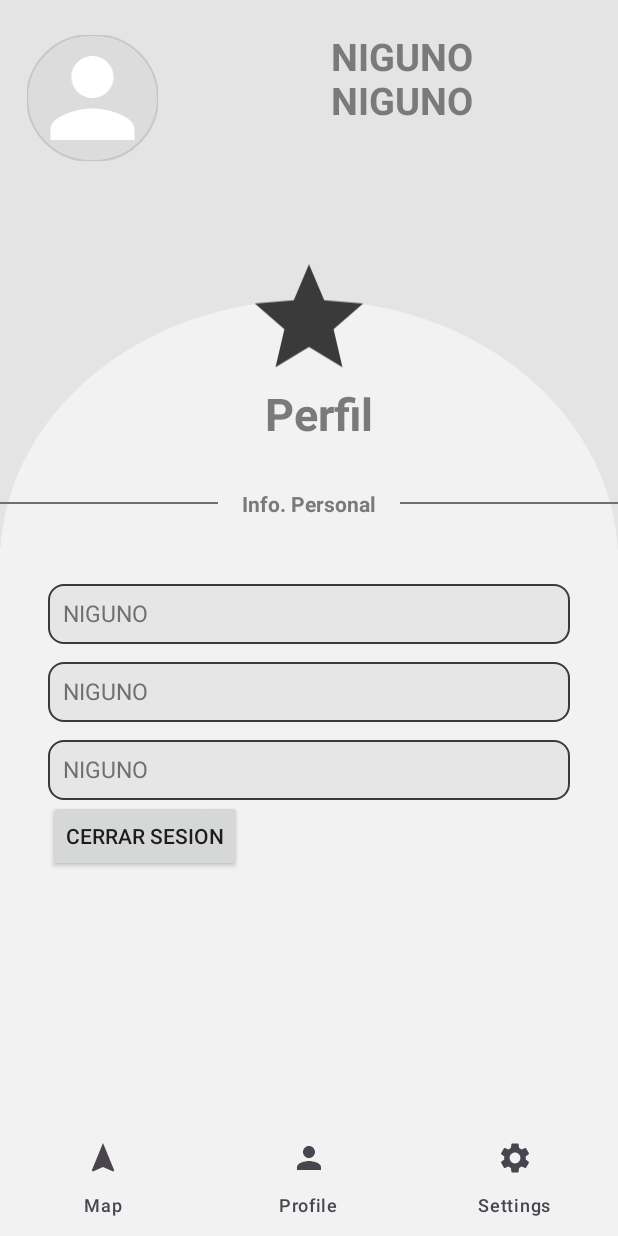
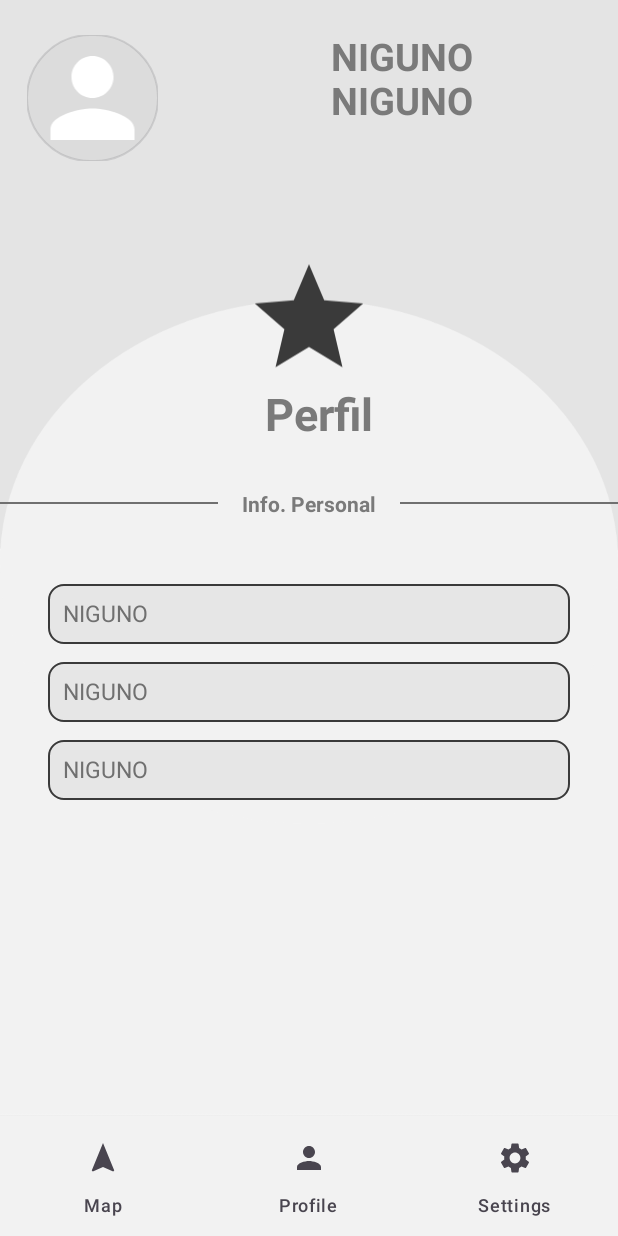
Before and after one commit to OmarReyesRmz/AppGruas, an Android app: the fragment ProfileFragment placed in its activity, on a phone screen of 412 x 824 dp. Run offline under Robolectric (Android 15) with nearby library versions, the phone set to English and light mode, and no system bars; libraries missing offline, so code that uses them is left out: com.google.maps.android.

Commit message:
Actualizacion pantallas

```diff
--- a/app/src/main/java/com/example/gruas/ProfileFragment.kt
+++ b/app/src/main/java/com/example/gruas/ProfileFragment.kt
@@ -52,14 +52,6 @@ class ProfileFragment : Fragment() {
         val Telefono: EditText = view.findViewById(R.id.editTextTelefono)
         Telefono.setText(db.obtenerTelefono())
 
-        val CerrarSesion: Button = view.findViewById(R.id.cerrar)
-        CerrarSesion.setOnClickListener{
-        db.actualizarlogeado("NO")
-        val intent = Intent(requireContext(), MainActivity::class.java)
-        startActivity(intent)
-        requireActivity().finish()
-        }
-
         return view
     }
 
--- a/app/src/main/res/layout/fragment_profile.xml
+++ b/app/src/main/res/layout/fragment_profile.xml
@@ -206,13 +206,6 @@
                         android:textSize="15sp"
                         android:enabled="false" />
 
-                    <androidx.appcompat.widget.AppCompatButton
-                        android:id="@+id/cerrar"
-                        android:layout_width="wrap_content"
-                        android:layout_height="wrap_content"
-                        android:text="CERRAR SESION"
-                        />
-
 
                 </LinearLayout>
             </androidx.constraintlayout.widget.ConstraintLayout>
```
